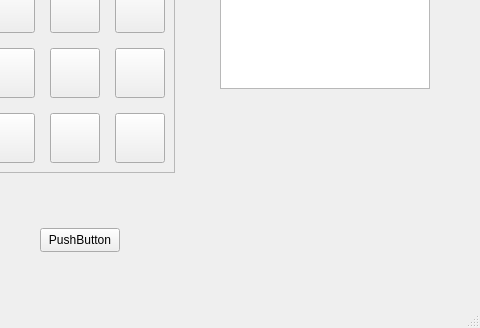
crimvael/quoridor, file quoridor.ui: the form before one commit; both pictures show x 420 to 900 and y 422 to 750 of the 900 by 750 pixel window.
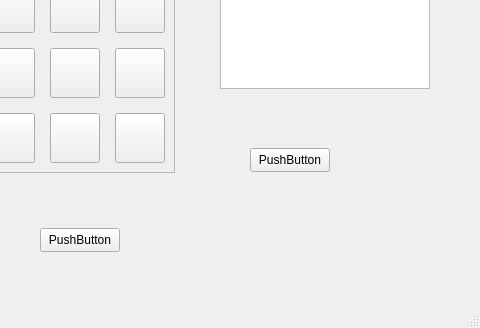
The form after the commit.

Diff of the .ui file:
```diff
--- a/quoridor.ui
+++ b/quoridor.ui
@@ -1643,6 +1643,19 @@
      <string>PushButton</string>
     </property>
    </widget>
+   <widget class="QPushButton" name="pushButton_4">
+    <property name="geometry">
+     <rect>
+      <x>670</x>
+      <y>570</y>
+      <width>80</width>
+      <height>24</height>
+     </rect>
+    </property>
+    <property name="text">
+     <string>PushButton</string>
+    </property>
+   </widget>
   </widget>
   <widget class="QMenuBar" name="menubar">
    <property name="geometry">
```
